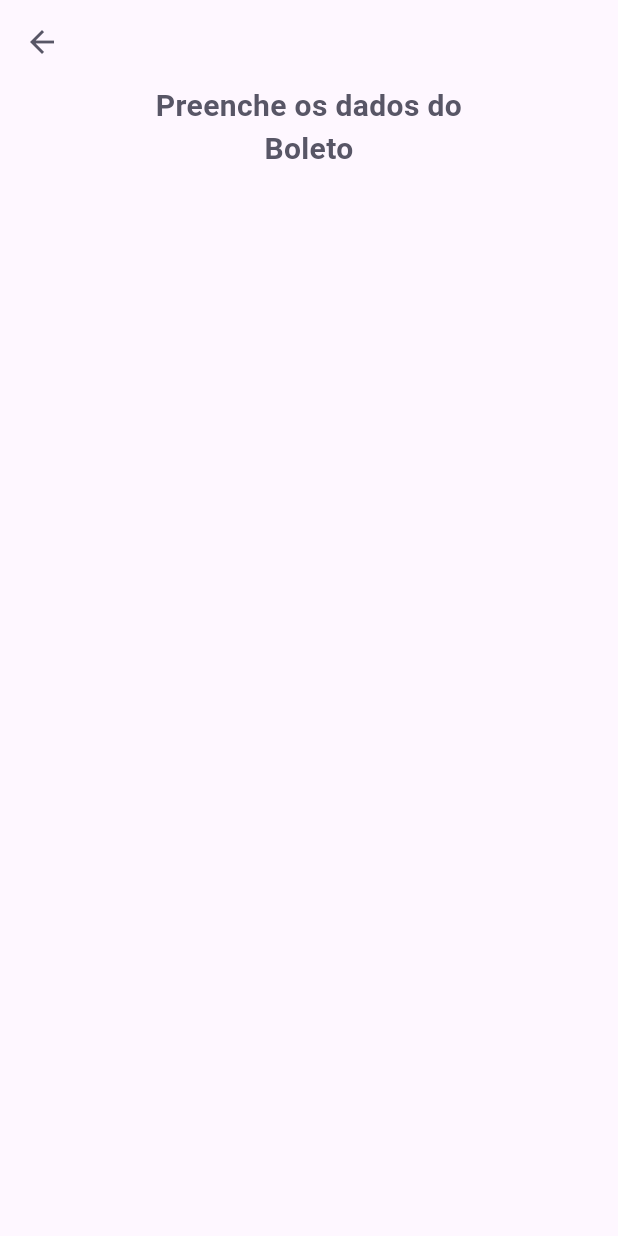
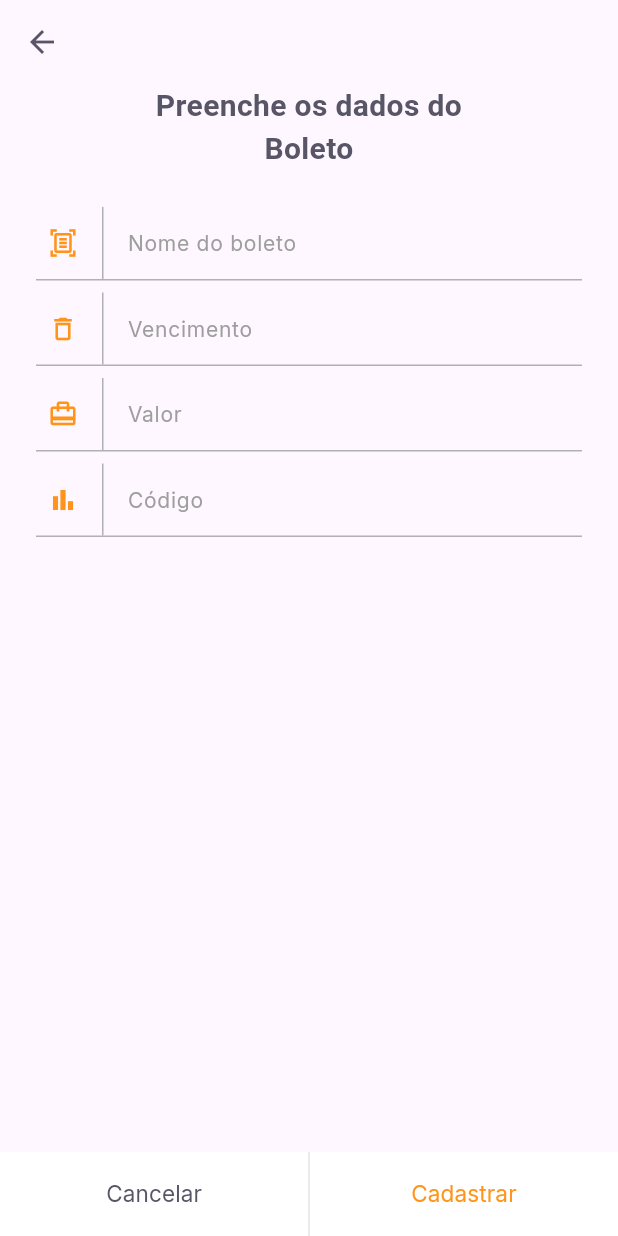
Before and after one commit to smborgesMobile/Flutter-Pay-Flow, a Flutter app: the AddBillPage screen opened by its route, on a phone screen of 412 x 824 dp. Run offline on Flutter 3.47's test engine with Material 3 defaults, Android fonts, the phone set to English and light mode, and no system bars; our stand-ins replace camera, firebase_core, flutter_masked_text2, google_fonts, google_sign_in, image_picker and 1 more; missing offline and left inert: google_ml_kit; accounts and stored records are empty.

Commit message:
feat: Add masks do add boleto screen

```diff
--- a/lib/modules/add_bill/add_bill_page.dart
+++ b/lib/modules/add_bill/add_bill_page.dart
@@ -1,13 +1,17 @@
 import 'package:flutter/material.dart';
 import 'package:learning_project/shared/themes/app_colors.dart';
 import 'package:learning_project/shared/themes/app_text_styles.dart';
+import 'package:learning_project/shared/widgets/add_bill_field/add_bill_field_widget.dart';
+import 'package:learning_project/shared/widgets/set_buttons/set_buttons_widget.dart';
 
 class AddBillPage extends StatelessWidget {
   const AddBillPage({super.key});
 
   @override
   Widget build(BuildContext context) {
-    return Scaffold(
+    return SafeArea(
+      top: false,
+      child: Scaffold(
         appBar: AppBar(leading: BackButton(color: AppColors.secondary)),
         body: Column(
           children: [
@@ -19,7 +23,50 @@ class AddBillPage extends StatelessWidget {
                 textAlign: TextAlign.center,
               ),
             ),
+            SizedBox(height: 24),
+            Padding(
+              padding: const EdgeInsets.only(left: 24, right: 24),
+              child: AddBillFieldWidget(
+                hint: "Nome do boleto",
+                icon: Icons.document_scanner_outlined,
+                fieldType: "text",
+              ),
+            ),
+            Padding(
+              padding: const EdgeInsets.only(left: 24, right: 24, top: 8),
+              child: AddBillFieldWidget(
+                hint: "Vencimento",
+                icon: Icons.delete_outline,
+                fieldType: "date",
+              ),
+            ),
+            Padding(
+              padding: const EdgeInsets.only(left: 24, right: 24, top: 8),
+              child: AddBillFieldWidget(
+                hint: "Valor",
+                icon: Icons.wallet_travel_outlined,
+                fieldType: "value", // Para valor monetário
+              ),
+            ),
+            Padding(
+              padding: const EdgeInsets.only(left: 24, right: 24, top: 8),
+              child: AddBillFieldWidget(
+                hint: "Código",
+                icon: Icons.bar_chart_outlined,
+                fieldType: "code",
+              ),
+            ),
+            Spacer(),
+            SetLabelButtons(
+              labelPrimary: "Cancelar",
+              onTapPrimary: () {},
+              labelSecondary: "Cadastrar",
+              onTapSecondary: () {},
+              enablePrimaryColor: false,
+              enableSecondaryColor: true,
+            ),
           ],
+        ),
       ),
     );
   }
--- /dev/null
+++ b/lib/shared/widgets/add_bill_field/add_bill_field_widget.dart
@@ -0,0 +1,82 @@
+import 'package:flutter/material.dart';
+import 'package:flutter_masked_text2/flutter_masked_text2.dart';
+import 'package:learning_project/shared/themes/app_colors.dart';
+import 'package:learning_project/shared/themes/app_text_styles.dart';
+import 'package:learning_project/shared/widgets/add_bill_field/money_input_formatter.dart';
+
+class AddBillFieldWidget extends StatefulWidget {
+  final String hint;
+  final IconData icon;
+  final String fieldType; // Tipo de campo
+
+  const AddBillFieldWidget({
+    super.key,
+    required this.hint,
+    required this.icon,
+    required this.fieldType,
+  });
+
+  @override
+  State<AddBillFieldWidget> createState() => _AddBillFieldWidgetState();
+}
+
+class _AddBillFieldWidgetState extends State<AddBillFieldWidget> {
+  late TextEditingController _controller;
+
+  @override
+  void initState() {
+    super.initState();
+
+    if (widget.fieldType == "date") {
+      _controller = MaskedTextController(mask: '00/00/0000');
+    } else if (widget.fieldType == "value") {
+      _controller = TextEditingController();
+    } else {
+      _controller = TextEditingController();
+    }
+  }
+
+  @override
+  void dispose() {
+    _controller.dispose();
+    super.dispose();
+  }
+
+  @override
+  Widget build(BuildContext context) {
+    return Column(
+      children: [
+        Row(
+          children: [
+            Padding(
+              padding: const EdgeInsets.all(8.0),
+              child: Icon(widget.icon, color: AppColors.primary, size: 20),
+            ),
+            const SizedBox(width: 8),
+            Container(width: 1, height: 48, color: AppColors.input),
+            Expanded(
+              child: TextField(
+                controller: _controller,
+                style: TextStyles.captionBody,
+                keyboardType: (widget.fieldType == "code")
+                    ? TextInputType.number
+                    : TextInputType.text,
+                inputFormatters: (widget.fieldType == "value")
+                    ? [MoneyInputFormatter()]
+                    : [],
+                decoration: InputDecoration(
+                  isDense: true,
+                  border: InputBorder.none,
+                  hintText: widget.hint,
+                  hintStyle: const TextStyle(fontSize: 14, color: Colors.grey),
+                  contentPadding: const EdgeInsets.only(left: 16, right: 15),
+                ),
+              ),
+            ),
+          ],
+        ),
+        Divider(height: 1, thickness: 1, color: AppColors.input),
+      ],
+    );
+  }
+}
--- /dev/null
+++ b/lib/shared/widgets/add_bill_field/money_input_formatter.dart
@@ -0,0 +1,24 @@
+import 'package:flutter/services.dart';
+import 'package:intl/intl.dart';
+
+class MoneyInputFormatter extends TextInputFormatter {
+  @override
+  TextEditingValue formatEditUpdate(
+    TextEditingValue oldValue,
+    TextEditingValue newValue,
+  ) {
+    String rawValue = newValue.text.replaceAll(RegExp('[^0-9]'), '');
+
+    if (rawValue.isEmpty) {
+      return TextEditingValue();
+    }
+
+    double value = double.parse(rawValue) / 100;
+    String newText = NumberFormat.simpleCurrency(locale: "pt_BR").format(value);
+
+    return TextEditingValue(
+      text: newText,
+      selection: TextSelection.collapsed(offset: newText.length),
+    );
+  }
+}
--- a/pubspec.yaml
+++ b/pubspec.yaml
@@ -18,6 +18,9 @@ dependencies:
   google_ml_kit: ^0.20.0
   camera: ^0.11.2
   image_picker: ^1.2.0
+  mask_text_input_formatter: ^2.9.0
+  flutter_masked_text2: ^0.9.1
+  intl: ^0.20.2
 
 dev_dependencies:
   flutter_test:
```
Also changed, not shown: pubspec.lock. Lines whose indentation alone changed are shown as unchanged.
